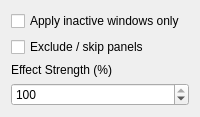
The window that kwin4_effect_grayscale/contents/ui/config.ui (murat-cileli/kwin-grayscale-effect) describes before a commit, drawn with Qt 5.
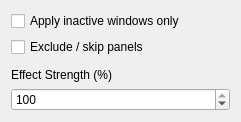
The same window after the commit.

The edit to the form file:
```diff
--- a/kwin4_effect_grayscale/contents/ui/config.ui
+++ b/kwin4_effect_grayscale/contents/ui/config.ui
@@ -6,10 +6,19 @@
    <rect>
     <x>0</x>
     <y>0</y>
-    <width>200</width>
-    <height>100</height>
+    <width>241</width>
+    <height>122</height>
    </rect>
   </property>
+  <property name="sizePolicy">
+   <sizepolicy hsizetype="Preferred" vsizetype="Preferred">
+    <horstretch>0</horstretch>
+    <verstretch>0</verstretch>
+   </sizepolicy>
+  </property>
+  <property name="windowTitle">
+   <string>Grayscale Effect Options</string>
+  </property>
   <layout class="QVBoxLayout" name="verticalLayout">
    <item>
     <widget class="QCheckBox" name="kcfg_ApplyInactiveWindowsOnly">
@@ -19,14 +28,14 @@
     </widget>
    </item>
    <item>
-    <widget class="QCheckBox" name="checkBox">
+    <widget class="QCheckBox" name="kcfg_ExcludePanels">
      <property name="text">
       <string>Exclude / skip panels</string>
      </property>
     </widget>
    </item>
    <item>
-       <widget class="QLabel" name="kcfg_ExcludePanels">
+    <widget class="QLabel">
      <property name="text">
       <string>Effect Strength (%)</string>
      </property>
```
